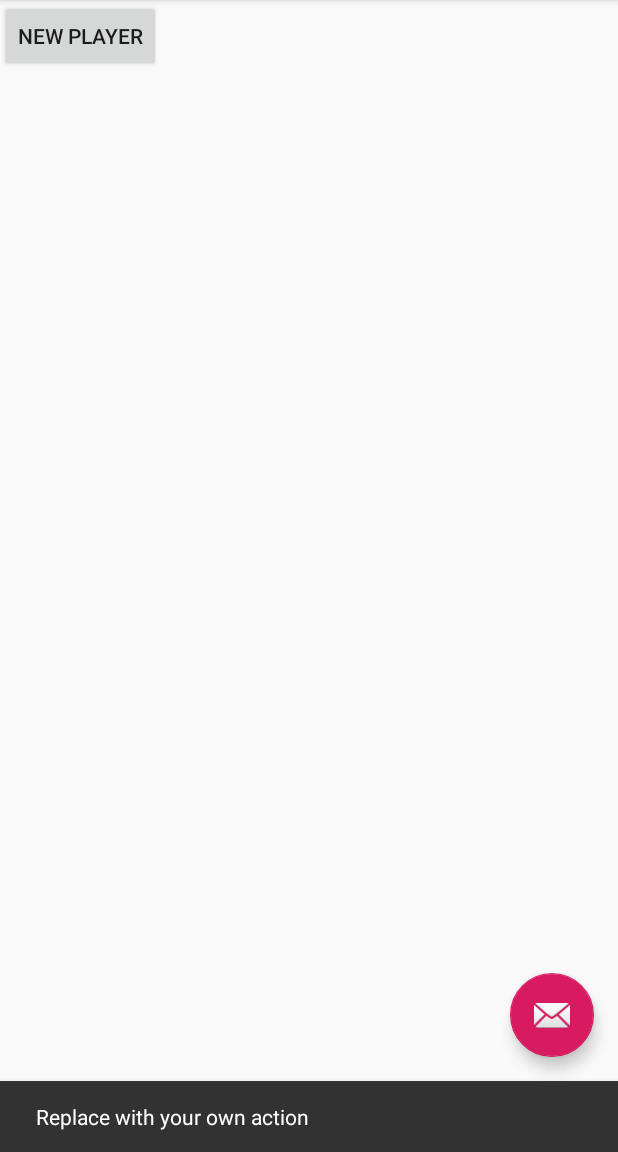
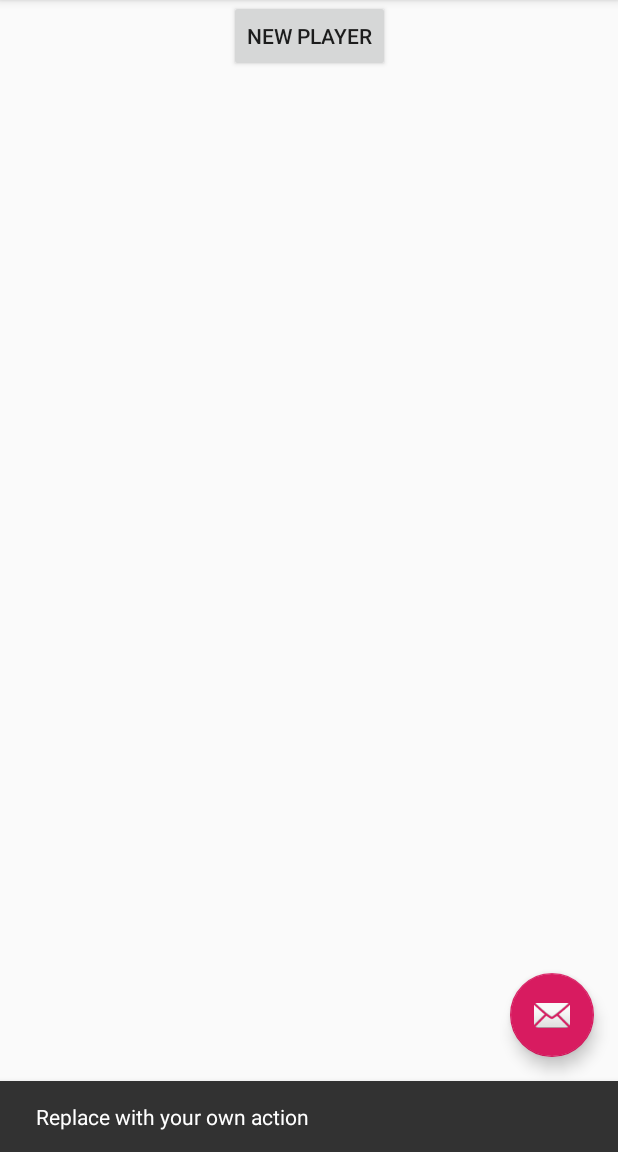
Before and after one commit to vytran9599/SpaceTraders, an Android app: the screen it shows after launch (MainActivity), after a tap on an icon or button, on a phone screen of 412 x 824 dp, the part 84-1236 px from its top. Run offline under Robolectric (Android 15) with nearby library versions, the phone set to English and light mode, and no system bars.

Commit message:
Practice Commit -preethi

```diff
--- a/app/src/main/res/layout/content_main.xml
+++ b/app/src/main/res/layout/content_main.xml
@@ -23,8 +23,13 @@
         android:id="@+id/newPlayer"
         android:layout_width="wrap_content"
         android:layout_height="wrap_content"
+        android:layout_marginStart="8dp"
+        android:layout_marginLeft="8dp"
+        android:layout_marginEnd="8dp"
+        android:layout_marginRight="8dp"
         android:text="New Player"
-        tools:layout_editor_absoluteX="167dp"
-        tools:layout_editor_absoluteY="465dp" />
+        app:layout_constraintEnd_toEndOf="parent"
+        app:layout_constraintStart_toStartOf="parent"
+        tools:layout_editor_absoluteY="523dp" />
 
 </android.support.constraint.ConstraintLayout>
```
